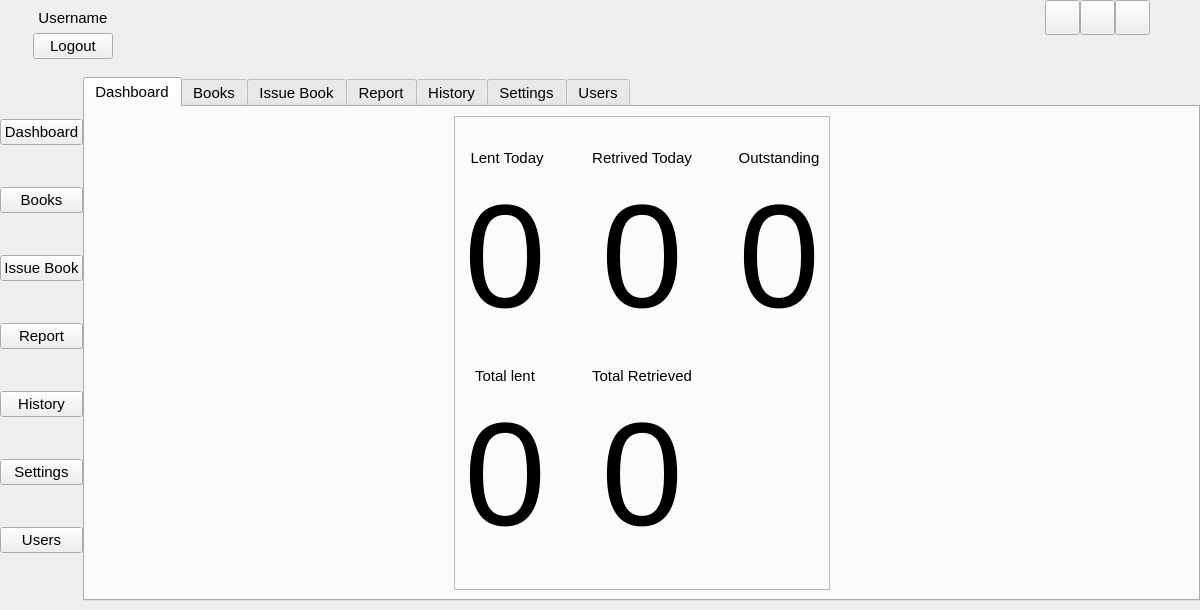
Porcupine1/School_Library_System, file main.ui: the form before one commit.
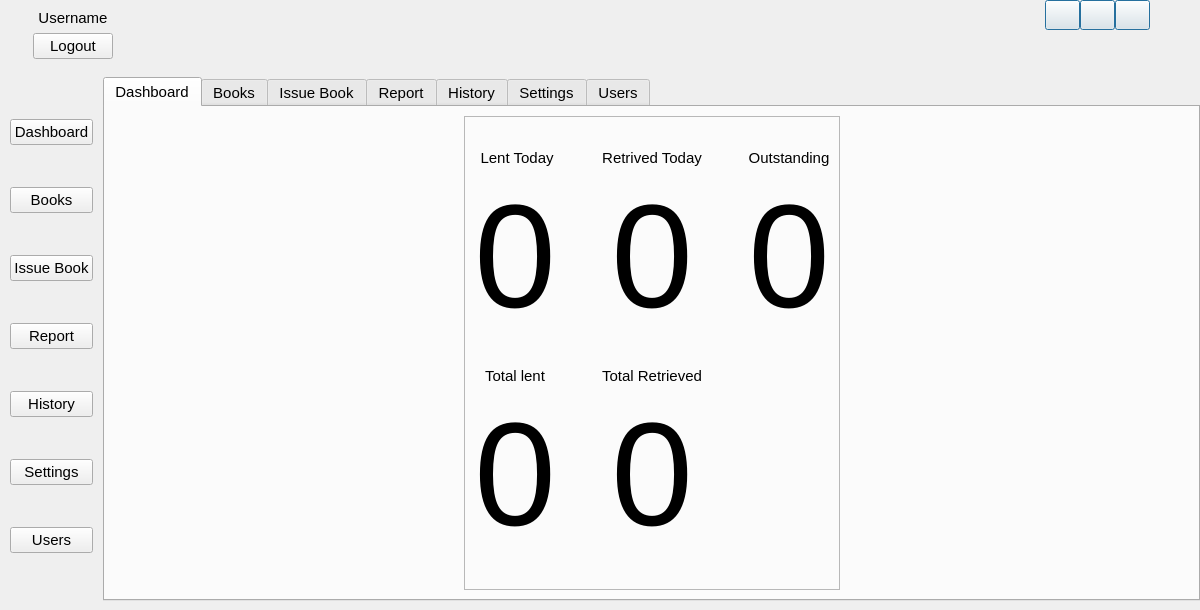
The form after the commit. The open tabs and pages were chosen to show the change. Icons and pictures are not drawn.

Patch:
```diff
--- a/main.ui
+++ b/main.ui
@@ -75,19 +75,19 @@
         <widget class="QFrame" name="main_tabs">
          <layout class="QVBoxLayout" name="tab_btns_layout">
           <property name="spacing">
-           <number>0</number>
+           <number>10</number>
           </property>
           <property name="leftMargin">
-           <number>0</number>
+           <number>10</number>
           </property>
           <property name="topMargin">
-           <number>0</number>
+           <number>10</number>
           </property>
           <property name="rightMargin">
-           <number>0</number>
+           <number>10</number>
           </property>
           <property name="bottomMargin">
-           <number>0</number>
+           <number>10</number>
           </property>
           <item>
            <widget class="QPushButton" name="dashboard_btn">
@@ -2033,7 +2033,7 @@
                 <x>0</x>
                 <y>0</y>
                 <width>35</width>
-                <height>35</height>
+                <height>30</height>
                </rect>
               </property>
               <property name="text">
@@ -2045,10 +2045,16 @@
               </property>
               <property name="iconSize">
                <size>
-                <width>30</width>
-                <height>30</height>
+                <width>15</width>
+                <height>15</height>
                </size>
               </property>
+              <property name="default">
+               <bool>true</bool>
+              </property>
+              <property name="flat">
+               <bool>false</bool>
+              </property>
              </widget>
              <widget class="QPushButton" name="close_btn">
               <property name="geometry">
@@ -2056,7 +2062,7 @@
                 <x>70</x>
                 <y>0</y>
                 <width>35</width>
-                <height>35</height>
+                <height>30</height>
                </rect>
               </property>
               <property name="text">
@@ -2066,6 +2072,18 @@
                <iconset resource="icons.qrc">
                 <normaloff>:/icons/icons/close.png</normaloff>:/icons/icons/close.png</iconset>
               </property>
+              <property name="iconSize">
+               <size>
+                <width>15</width>
+                <height>15</height>
+               </size>
+              </property>
+              <property name="default">
+               <bool>true</bool>
+              </property>
+              <property name="flat">
+               <bool>false</bool>
+              </property>
              </widget>
              <widget class="QPushButton" name="max_btn">
               <property name="geometry">
@@ -2073,7 +2091,7 @@
                 <x>35</x>
                 <y>0</y>
                 <width>35</width>
-                <height>35</height>
+                <height>30</height>
                </rect>
               </property>
               <property name="text">
@@ -2085,12 +2103,36 @@
               </property>
               <property name="iconSize">
                <size>
-                <width>30</width>
-                <height>30</height>
+                <width>15</width>
+                <height>15</height>
                </size>
               </property>
+              <property name="default">
+               <bool>true</bool>
+              </property>
+              <property name="flat">
+               <bool>false</bool>
+              </property>
              </widget>
             </widget>
+            <widget class="QWidget" name="title_bar_2" native="true">
+             <property name="geometry">
+              <rect>
+               <x>0</x>
+               <y>0</y>
+               <width>1022</width>
+               <height>40</height>
+              </rect>
+             </property>
+             <property name="sizePolicy">
+              <sizepolicy hsizetype="Fixed" vsizetype="Fixed">
+               <horstretch>0</horstretch>
+               <verstretch>0</verstretch>
+              </sizepolicy>
+             </property>
+            </widget>
+            <zorder>title_bar_2</zorder>
+            <zorder>title_bar</zorder>
            </widget>
           </item>
          </layout>
```
Left out of the diff: 2 changed lines with no effect on the pictures.
